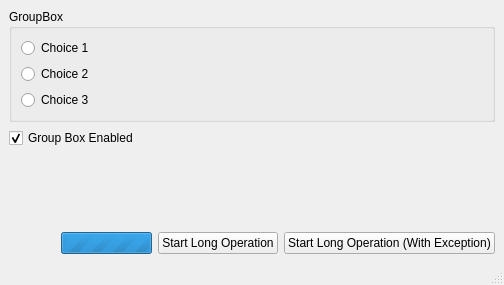
Before: the Qt Designer form demo/ui/itomUiClassDemo.ui in itom-project/itom, drawn with Qt 5.
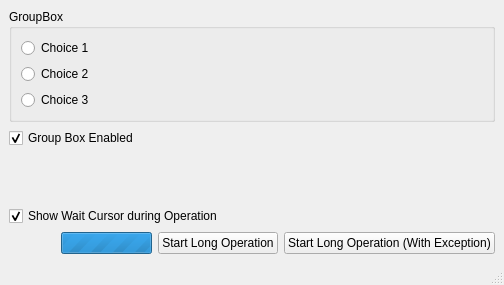
After: the same form once the commit is applied.

Commit message: itomUiClassDemo extended

Diff of the .ui file:
```diff
--- a/demo/ui/itomUiClassDemo.ui
+++ b/demo/ui/itomUiClassDemo.ui
@@ -74,6 +74,16 @@
       </property>
      </spacer>
     </item>
+    <item>
+     <widget class="QCheckBox" name="checkWaitCursor">
+      <property name="text">
+       <string>Show Wait Cursor during Operation</string>
+      </property>
+      <property name="checked">
+       <bool>true</bool>
+      </property>
+     </widget>
+    </item>
     <item>
      <layout class="QHBoxLayout" name="horizontalLayout">
       <item>
```
The commit also changes 1 other file.
